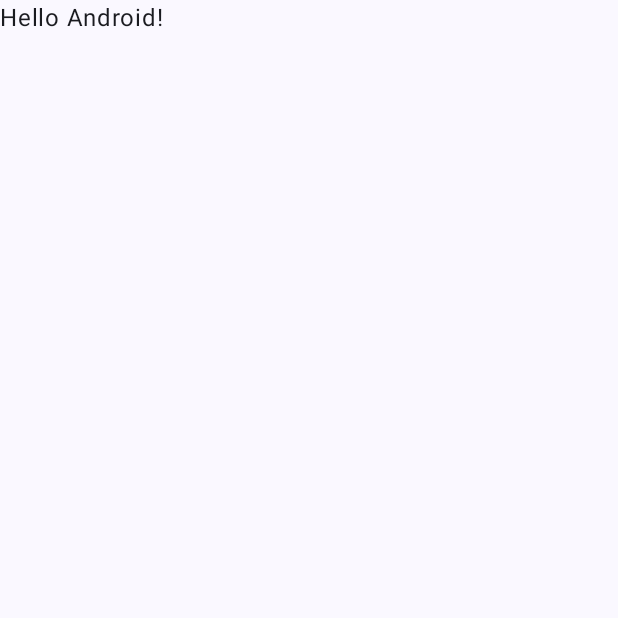
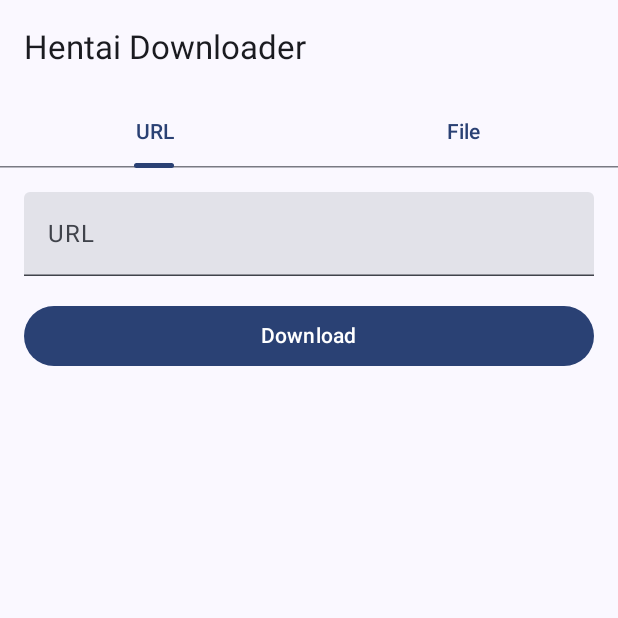
Before and after one commit to BioniCosmos/hentai-dl, an Android app built with Jetpack Compose: the screen it shows after launch (MainActivity), on a phone screen of 412 x 824 dp, the top half of it. Before the commit the part shown is almost empty. Run offline under Robolectric (Android 15) with nearby library versions, the light colour scheme and no system bars.

Commit message:
Scaffold Android UI with tab-based URL/File input
Replaces the default `Greeting` placeholder with a real UI: `TopAppBar`,
`PrimaryTabRow` with `HorizontalPager` switching between URL input and
file tabs, and a download button. `Tab` enum drives the page count and
labels.

```diff
--- a/android/app/src/main/java/net/witch/hentaidownloader/MainActivity.kt
+++ b/android/app/src/main/java/net/witch/hentaidownloader/MainActivity.kt
@@ -1,16 +1,35 @@
+@file:OptIn(ExperimentalMaterial3Api::class)
+
 package net.witch.hentaidownloader
 
 import android.os.Bundle
 import androidx.activity.ComponentActivity
 import androidx.activity.compose.setContent
 import androidx.activity.enableEdgeToEdge
+import androidx.compose.foundation.layout.Arrangement
+import androidx.compose.foundation.layout.Column
 import androidx.compose.foundation.layout.fillMaxSize
+import androidx.compose.foundation.layout.fillMaxWidth
 import androidx.compose.foundation.layout.padding
+import androidx.compose.foundation.pager.HorizontalPager
+import androidx.compose.foundation.pager.rememberPagerState
+import androidx.compose.material3.Button
+import androidx.compose.material3.ExperimentalMaterial3Api
+import androidx.compose.material3.PrimaryTabRow
 import androidx.compose.material3.Scaffold
+import androidx.compose.material3.Tab
 import androidx.compose.material3.Text
-import androidx.compose.runtime.Composable
+import androidx.compose.material3.TextField
+import androidx.compose.material3.TopAppBar
+import androidx.compose.runtime.getValue
+import androidx.compose.runtime.mutableStateOf
+import androidx.compose.runtime.remember
+import androidx.compose.runtime.rememberCoroutineScope
+import androidx.compose.runtime.setValue
+import androidx.compose.ui.Alignment
 import androidx.compose.ui.Modifier
-import androidx.compose.ui.tooling.preview.Preview
+import androidx.compose.ui.unit.dp
+import kotlinx.coroutines.launch
 import net.witch.hentaidownloader.ui.theme.HentaiDownloaderTheme
 
 class MainActivity : ComponentActivity() {
@@ -19,29 +38,50 @@ class MainActivity : ComponentActivity() {
         enableEdgeToEdge()
         setContent {
             HentaiDownloaderTheme {
-                Scaffold(modifier = Modifier.fillMaxSize()) { innerPadding ->
-                    Greeting(
-                        name = "Android",
-                        modifier = Modifier.padding(innerPadding)
-                    )
+                Scaffold(
+                    Modifier.fillMaxSize(),
+                    { TopAppBar({ Text("Hentai Downloader") }) }) { innerPadding ->
+                    Column(Modifier.padding(innerPadding)) {
+                        val pager = rememberPagerState { Tab.entries.size }
+                        val coroutineScope = rememberCoroutineScope()
+
+                        PrimaryTabRow(pager.currentPage) {
+                            Tab.entries.forEachIndexed { i, tab ->
+                                Tab(
+                                    pager.currentPage == i,
+                                    { coroutineScope.launch { pager.animateScrollToPage(i) } },
+                                    text = { Text(tab.name) })
+                            }
+                        }
+
+                        HorizontalPager(
+                            pager,
+                            Modifier
+                                .fillMaxSize()
+                                .padding(16.dp),
+                            verticalAlignment = Alignment.Top
+                        ) { page ->
+                            Column(verticalArrangement = Arrangement.spacedBy(16.dp)) {
+                                when (Tab.entries[page]) {
+                                    Tab.URL -> {
+                                        var url by remember { mutableStateOf("") }
+                                        TextField(
+                                            url,
+                                            { url = it },
+                                            Modifier.fillMaxWidth(),
+                                            label = { Text("URL") })
+                                    }
+
+                                    Tab.File -> {}
+                                }
+                                Button({}, Modifier.fillMaxWidth()) { Text("Download") }
+                            }
+                        }
+                    }
                 }
             }
         }
     }
 }
 
-@Composable
-fun Greeting(name: String, modifier: Modifier = Modifier) {
-    Text(
-        text = "Hello $name!",
-        modifier = modifier
-    )
-}
-
-@Preview(showBackground = true)
-@Composable
-fun GreetingPreview() {
-    HentaiDownloaderTheme {
-        Greeting("Android")
-    }
-}
+private enum class Tab { URL, File }
```
